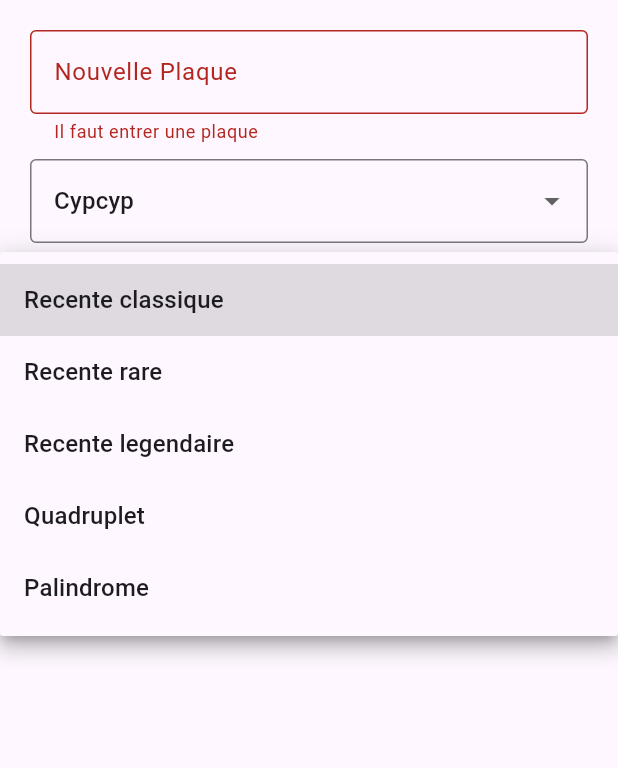
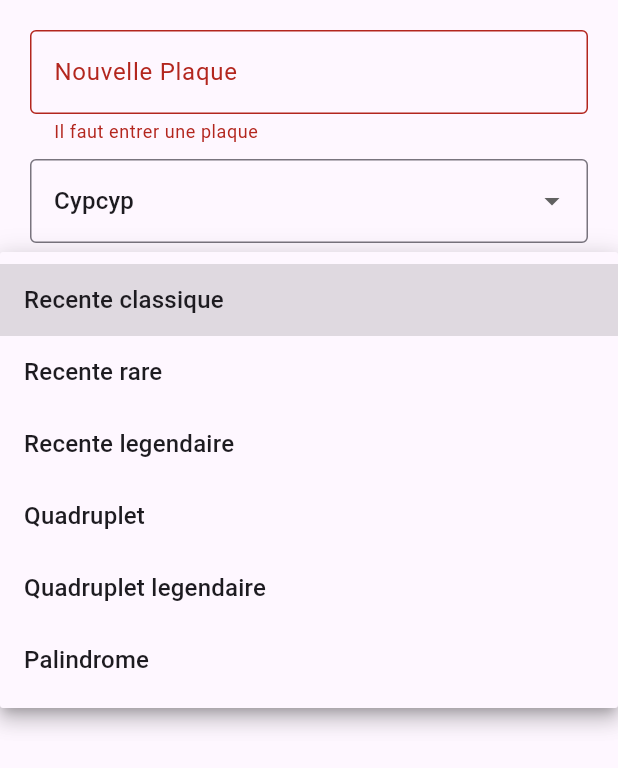
Before and after one commit to Frysperz/immatriculationflutter, a Flutter app: the AddPlaque widget shown alone on an empty page, opened directly, after a tap on "Envoyer", after a tap on "Recente classique", on a phone screen of 412 x 824 dp. Shown: the top 768 px of the screen. Run offline on Flutter 3.47's test engine with Material 3 defaults, Android fonts, the phone set to English and light mode, and no system bars; drawn by our look-alikes of date_field; our stand-ins replace cloud_firestore, firebase_core; accounts and stored records are empty; generated files the repository leaves out were written again.

```diff
--- a/lib/main.dart
+++ b/lib/main.dart
@@ -39,7 +39,7 @@ class _MyAppState extends State<MyApp> {
       home: Scaffold(
         appBar: AppBar(
           title: [
-            Text("Dernière Plaque"),
+            Text("Plaques"),
             Text("Joueurs"),
             Text("Nouvelle Plaque")
           ][_currentIndex],
--- a/lib/pages/add_plaque.dart
+++ b/lib/pages/add_plaque.dart
@@ -11,6 +11,26 @@ class AddPlaque extends StatefulWidget {
 }
 
 class _AddPlaqueState extends State<AddPlaque> {
+
+  final playersIds = {
+    "La Sisou de Papanou" : "6vEwm61Sq7XfWgBOwXR6",
+    "Les Gauthier Juniors": "IgEC2hYaxCKhJfSmTc0A",
+    "Le Geniteur" : "OmCp4pnwqhN4zDcHyAfF",
+    "Lily" : "gkrBFplwSOB3bsQdGnIj",
+    "Cypcyp" : "iyWdqEUScwdMY1KfJAU5",
+    "Le Bouton d'Or" : "mMnH2OdDlhUnhdPzT1wm",
+    "VVette" : "ok1Ufk6C553qonNOssCO",
+    "La Grande & Jeannot Junior" : "uNJiF4HD9vNoETIeVFmf"
+  };
+
+  final pointsPlaques = {
+    "Recente classique" : 1,
+    "Recente rare" : 3,
+    "Recente legendaire" : 10,
+    "Quadruplet" : 5,
+    "Quadruplet legendaire" : 10,
+    "Palindrome" : 3
+  };
 
   final _formKey = GlobalKey<FormState>();
 
@@ -83,6 +103,7 @@ class _AddPlaqueState extends State<AddPlaque> {
                     DropdownMenuItem(value: 'Recente rare', child: Text("Recente rare")),
                     DropdownMenuItem(value: 'Recente legendaire', child: Text("Recente legendaire")),
                     DropdownMenuItem(value: 'Quadruplet', child: Text("Quadruplet")),
+                    DropdownMenuItem(value: 'Quadruplet legendaire', child: Text("Quadruplet legendaire")),
                     DropdownMenuItem(value: 'Palindrome', child: Text("Palindrome")),
                   ],
                   decoration: InputDecoration(
@@ -132,6 +153,20 @@ class _AddPlaqueState extends State<AddPlaque> {
                       'date': selectedDate,
                       'type': selectedType
                     });
+
+                    CollectionReference playersRef = FirebaseFirestore.instance.collection("Players");
+                    // get player points before update
+                    final docRef = playersRef.doc(playersIds[selectedPlayer]);
+                    docRef.get().then(
+                          (DocumentSnapshot doc) {
+                        final data = doc.data() as Map<String, dynamic>;
+                        final currentPoints = data["points"];
+                        final points = {"points": pointsPlaques[selectedType]! + currentPoints};
+                        docRef.set(points, SetOptions(merge: true));
+                        },
+                      onError: (e) => Text("Error getting document: $e"),
+                    );
+
                   }
                 },
                 child: Text("Envoyer")
```
Also changed, not shown: lib/pages/home_page.dart (+71 -31 lines), lib/pages/players.dart (+41 -40 lines), assets/images/ali.png, assets/images/cypcyp.png, assets/images/eric.png, assets/images/gauthierjun.png, assets/images/parents.png, assets/images/sixt.png, assets/images/vvette.png.
